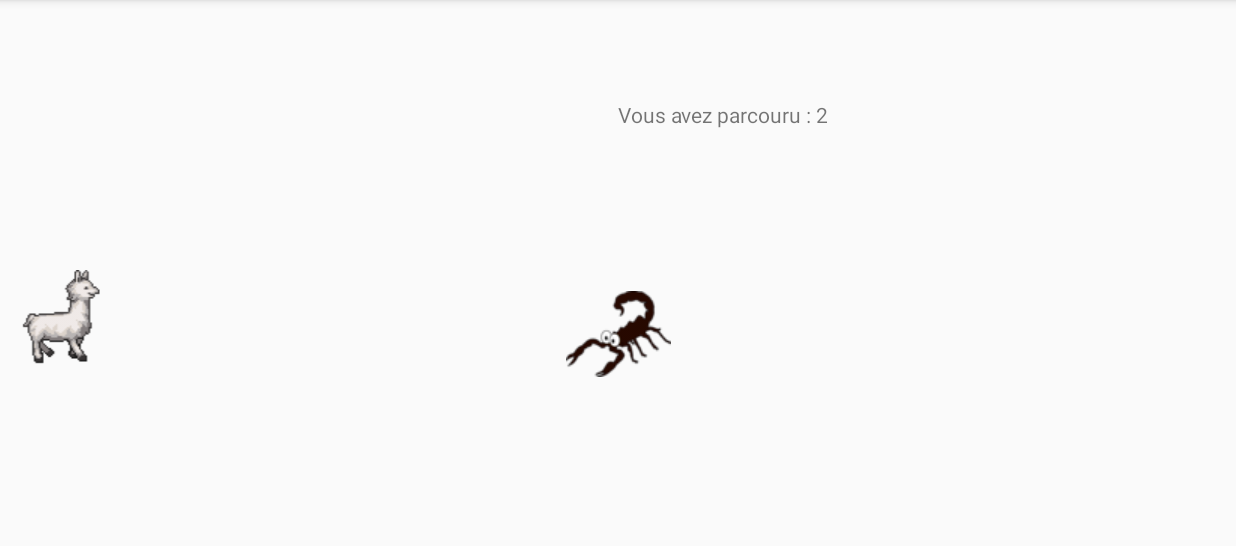
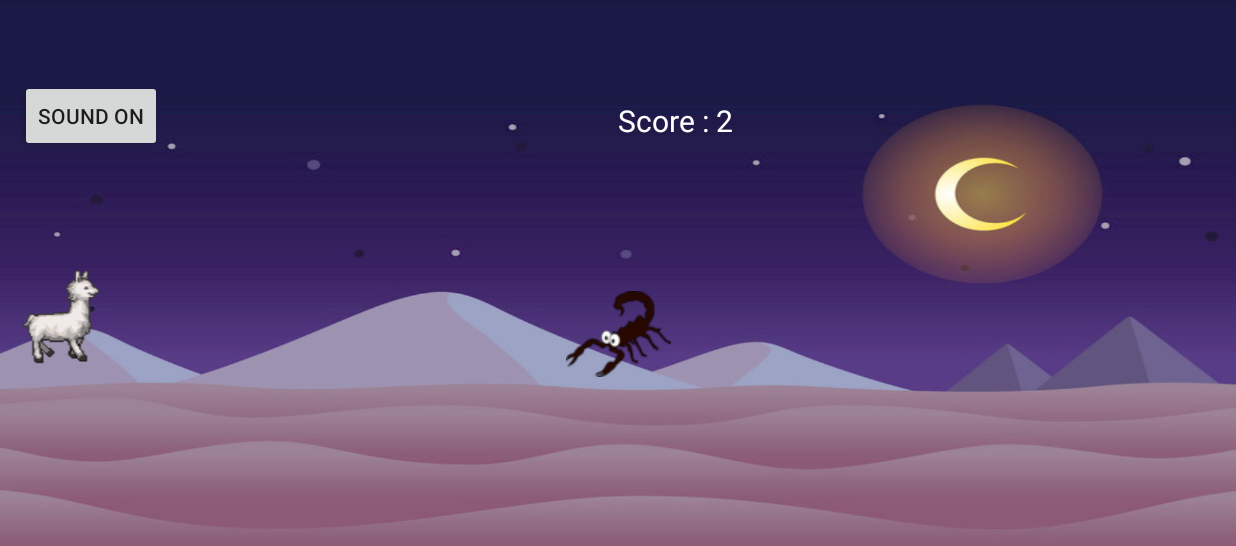
Before and after one commit to Clementlecaloch/LamaTheGame, an Android app: the screen it shows after launch (Jeu), after a tap on "JOUER", on a phone screen of 824 x 412 dp (held sideways), the part 72-618 px from its top. Run offline under Robolectric (Android 15) with nearby library versions, the phone set to English and light mode, and no system bars; 1 other tap on this screen came first.

Commit message:
son opérationel

```diff
--- a/app/src/main/java/com/example/lamathegame/Jeu.java
+++ b/app/src/main/java/com/example/lamathegame/Jeu.java
@@ -1,10 +1,13 @@
 package com.example.lamathegame;
 
+import android.content.Intent;
 import android.graphics.Rect;
+import android.media.MediaPlayer;
 import android.os.Bundle;
 import android.os.Handler;
 import android.util.DisplayMetrics;
 import android.view.View;
+import android.widget.Button;
 import android.widget.ImageView;
 import android.widget.RelativeLayout;
 import android.widget.TextView;
@@ -12,6 +15,7 @@ import android.widget.TextView;
 import androidx.appcompat.app.AppCompatActivity;
 
 public class Jeu  extends AppCompatActivity {
+    public boolean playing;
     public DisplayMetrics displayMetrics = new DisplayMetrics();
     public static Integer heightScreen;
     public static Integer widthScreen;
@@ -24,6 +28,13 @@ public class Jeu  extends AppCompatActivity {
     public Integer score = 0;
     public Integer interval = 0;
 
+    MediaPlayer sound;
+    MediaPlayer death;
+
+    Button soundOff;
+    private boolean soundIsOn = true;
+
+
     @Override
     protected void onCreate(Bundle savedInstanceState) {
         super.onCreate(savedInstanceState);
@@ -32,12 +43,31 @@ public class Jeu  extends AppCompatActivity {
         //draw the scene of the game at his beginning
         setScene();
 
+        //sounds
+        sound = MediaPlayer.create(getApplicationContext(),R.raw.super_soundtrack);
+        death = MediaPlayer.create(getApplicationContext(),R.raw.foghi);
+
         RelativeLayout screen = findViewById(R.id.screen);
         screen.setOnClickListener(new View.OnClickListener() {
             @Override
             public void onClick(View v) {
                 if (!lama.onJump()) {
                     lama.launchJump();
+                }
+            }
+        });
+
+        soundOff.setOnClickListener(new View.OnClickListener() {
+            @Override
+            public void onClick(View v) {
+                if(soundIsOn) {
+                    sound.pause();
+                    soundIsOn = false;
+                    soundOff.setText("SOUND OFF");
+                } else {
+                    sound.start();
+                    soundIsOn = true;
+                    soundOff.setText("SOUND ON");
                 }
             }
         });
@@ -55,6 +85,8 @@ public class Jeu  extends AppCompatActivity {
         ImageView lamaImageView = (ImageView) findViewById(R.id.lamaImageView);
         ImageView scorpionImageView = (ImageView) findViewById(R.id.scorpionImageView);
 
+        soundOff = (Button) findViewById(R.id.sound);
+
         //creation du lama du jeu
         lama = new Lama(lamaImageView, 20, heightScreen - 348, 54, 64);
         lama.startAnimation();
@@ -66,6 +98,7 @@ public class Jeu  extends AppCompatActivity {
 
         //draw properly the score
         TextView scores = findViewById(R.id.score);
+        scores.setTextSize(20);
         RelativeLayout.LayoutParams paramsTextView = (RelativeLayout.LayoutParams) scores.getLayoutParams();
         paramsTextView.topMargin = 100;
         paramsTextView.leftMargin = widthScreen/2 + scores.getWidth();
@@ -73,6 +106,8 @@ public class Jeu  extends AppCompatActivity {
     }
 
     private void loopGame() {
+        playing = true;
+        sound.start();
         refreshGame.run();
     }
 
@@ -80,10 +115,16 @@ public class Jeu  extends AppCompatActivity {
         @Override
         public void run() {
             //make the enemy move and make the score up
+            if(playing) {
                 scorpion.move();
 
                 //Test des collisions
                 if (Rect.intersects(lama.getRectDimension(), scorpion.getRectDimension())) {
+                    sound.stop();
+                    death.start();
+                    playing = false;
+                    Intent intent = new Intent(Jeu.this, Menu.class);
+                    startActivity(intent);
                     //TODO
                     //GAME OVER, redirect into the Menu Activity and save the score
                 }
@@ -94,6 +135,7 @@ public class Jeu  extends AppCompatActivity {
                 //load the next refreshGame in a fixed time
                 handler.postDelayed(refreshGame, 20);
             }
+        }
     };
 
     private void scoreUp() {
@@ -103,6 +145,6 @@ public class Jeu  extends AppCompatActivity {
             interval = 0;
         }
         TextView scores = findViewById(R.id.score);
-        scores.setText("Vous avez parcouru : " + this.score.toString());
+        scores.setText("Score : " + this.score.toString());
     }
 }
--- a/app/src/main/java/com/example/lamathegame/Menu.java
+++ b/app/src/main/java/com/example/lamathegame/Menu.java
@@ -31,16 +31,11 @@ public class Menu extends AppCompatActivity {
         lama2.startAnimation();
         lama2.setCharacterImageView();
 
-        //some good sound for the game atmosphere
-        MediaPlayer sound = MediaPlayer.create(getApplicationContext(), R.raw.super_soundtrack);
-        sound.start();
     }
 
     @Override
     protected void onResume() {
         super.onResume();
-        MediaPlayer sound = MediaPlayer.create(getApplicationContext(), R.raw.super_soundtrack);
-        sound.stop();
     }
 
     public void play(View view) {
--- a/app/src/main/res/layout/jeu.xml
+++ b/app/src/main/res/layout/jeu.xml
@@ -4,6 +4,7 @@
     xmlns:tools="http://schemas.android.com/tools"
     android:layout_width="match_parent"
     android:layout_height="match_parent"
+    android:background="@drawable/background"
     tools:context=".Jeu">
 
     <RelativeLayout xmlns:android="http://schemas.android.com/apk/res/android"
@@ -11,22 +12,32 @@
         android:layout_width="match_parent"
         android:layout_height="match_parent">
 
+        <Button
+            android:layout_width="wrap_content"
+            android:layout_height="wrap_content"
+            android:id="@+id/sound"
+            android:text="SOUND ON"
+            android:layout_marginTop="80px"
+            android:layout_marginLeft="20px"
+            />
+
         <TextView
             android:layout_width="wrap_content"
             android:layout_height="wrap_content"
-            android:id="@+id/score" />
+            android:id="@+id/score"
+            android:textColor="#FFFFFF"/>
 
         <ImageView
             android:id="@+id/lamaImageView"
             android:layout_width="wrap_content"
             android:layout_height="wrap_content"
-            android:background="@drawable/lama_animation_mini" ></ImageView>
+            android:background="@drawable/lama_animation_mini" />
 
         <ImageView
             android:id="@+id/scorpionImageView"
             android:layout_width="wrap_content"
             android:layout_height="wrap_content"
-            android:background="@drawable/scorpion"></ImageView>
+            android:background="@drawable/scorpion" />
 
     </RelativeLayout>
 </androidx.constraintlayout.widget.ConstraintLayout>
```
Also changed, not shown: app/src/main/res/drawable/background.jpg (added), 3 other files. Lines whose indentation alone changed are shown as unchanged.
